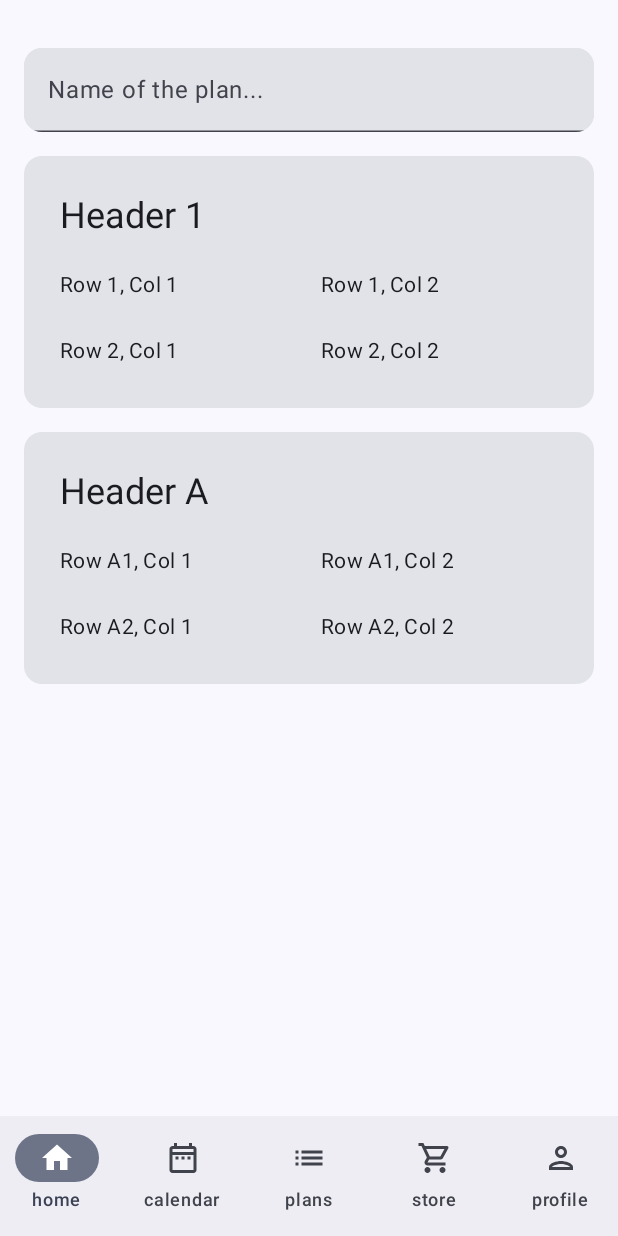
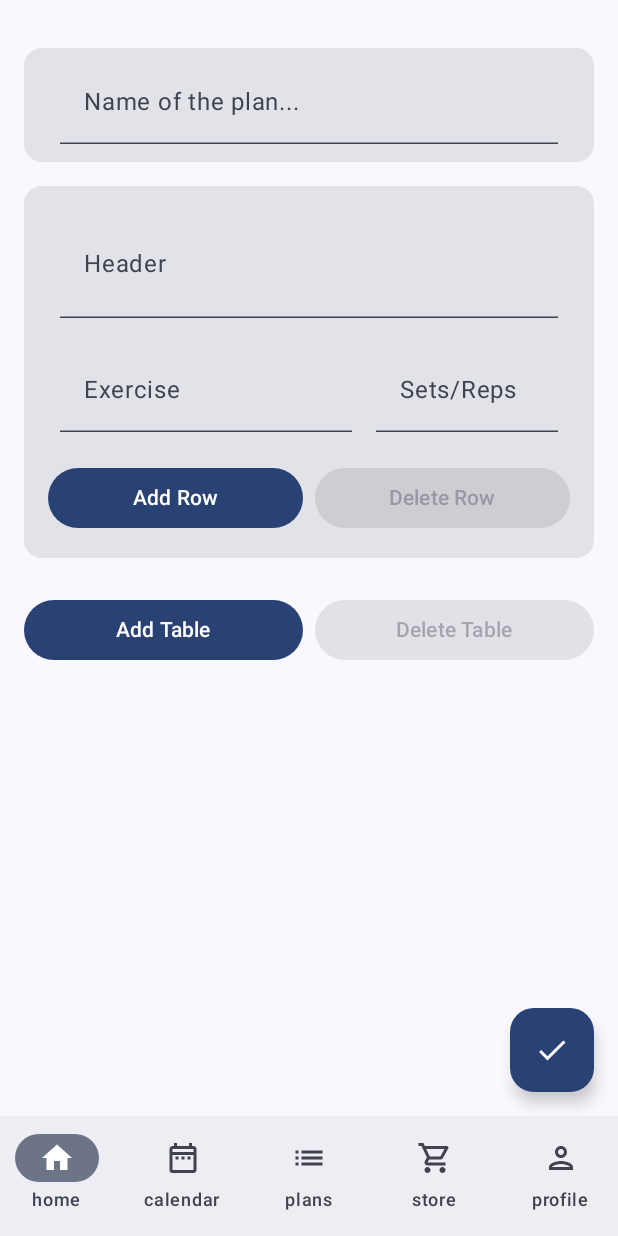
Before and after one commit to andrejkorica/MuscleStore2, an Android app built with Jetpack Compose: the AddPlanScreen screen opened through its navigation route, on a phone screen of 412 x 824 dp. Run offline under Robolectric (Android 15) with nearby library versions, the phone set to English and light mode, and no system bars.

Commit message:
plan adding mostly done

```diff
--- a/app/src/main/java/hr/unipu/musclestore/MainActivity.kt
+++ b/app/src/main/java/hr/unipu/musclestore/MainActivity.kt
@@ -230,7 +230,7 @@ class MainActivity : ComponentActivity() {
                                     PlansScreen(navController = navController) // Pass navController
                                 }
                                 composable("AddPlanScreen") { // Corrected the route name
-                                    AddPlanScreen()
+                                    AddPlanScreen(navController = navController)
                                 }
                                 composable("StoreView") {
                                     StoreScreen()
--- /dev/null
+++ b/app/src/main/java/hr/unipu/musclestore/composables/PlanTable.kt
@@ -0,0 +1,136 @@
+package hr.unipu.musclestore.composables
+
+import androidx.compose.foundation.layout.Arrangement
+import androidx.compose.foundation.layout.Column
+import androidx.compose.foundation.layout.Row
+import androidx.compose.foundation.layout.fillMaxWidth
+import androidx.compose.foundation.layout.padding
+import androidx.compose.foundation.text.KeyboardActions
+import androidx.compose.foundation.text.KeyboardOptions
+import androidx.compose.material3.Button
+import androidx.compose.material3.ButtonDefaults
+import androidx.compose.material3.MaterialTheme
+import androidx.compose.material3.Text
+import androidx.compose.material3.TextField
+import androidx.compose.runtime.Composable
+import androidx.compose.runtime.getValue
+import androidx.compose.runtime.mutableIntStateOf
+import androidx.compose.runtime.mutableStateListOf
+import androidx.compose.runtime.remember
+import androidx.compose.runtime.setValue
+import androidx.compose.ui.Modifier
+import androidx.compose.ui.graphics.Color
+import androidx.compose.ui.platform.LocalFocusManager
+import androidx.compose.ui.text.input.ImeAction
+import androidx.compose.ui.unit.dp
+
+@Composable
+fun Table(header: String, rows: List<String>, onHeaderChange: (String) -> Unit, onAddRow: () -> Unit, onDeleteRow: (Int) -> Unit) {
+    val cellValues = remember { mutableStateListOf(*rows.toTypedArray()) }
+    var rowCount by remember { mutableIntStateOf(rows.size / 2) }
+    val focusManager = LocalFocusManager.current
+
+    Column {
+        // Header
+        TextField(
+            value = header,
+            onValueChange = onHeaderChange,
+            label = { Text("Header") },
+            keyboardOptions = KeyboardOptions.Default.copy(
+                imeAction = ImeAction.Done // Set the IME action to Done
+            ),
+            keyboardActions = KeyboardActions(
+                onDone = {
+                    focusManager.clearFocus() // Clear focus to dismiss the keyboard
+                }
+            ),
+            modifier = Modifier
+                .fillMaxWidth()
+                .padding(8.dp),
+            textStyle = MaterialTheme.typography.headlineSmall
+        )
+
+        // Rows
+        for (i in 0 until rowCount) {
+            Row(
+                modifier = Modifier
+                    .fillMaxWidth()
+                    .padding(vertical = 4.dp)
+            ) {
+                val exerciseIndex = i * 2
+                val setsRepsIndex = exerciseIndex + 1
+
+                // Left TextField (Exercise Name)
+                TextField(
+                    value = cellValues[exerciseIndex],
+                    onValueChange = { cellValues[exerciseIndex] = it },
+                    label = { Text("Exercise") },
+                    keyboardOptions = KeyboardOptions.Default.copy(
+                        imeAction = ImeAction.Done // Set the IME action to Done
+                    ),
+                    keyboardActions = KeyboardActions(
+                        onDone = {
+                            focusManager.clearFocus() // Clear focus to dismiss the keyboard
+                        }
+                    ),
+                    modifier = Modifier
+                        .weight(2f) // Exercise column takes twice as much space as Sets/Reps
+                        .padding(8.dp)
+                )
+
+                // Right TextField (Sets/Reps)
+                TextField(
+                    value = cellValues[setsRepsIndex],
+                    onValueChange = { cellValues[setsRepsIndex] = it },
+                    label = { Text("Sets/Reps") },
+                    keyboardOptions = KeyboardOptions.Default.copy(
+                        imeAction = ImeAction.Done // Set the IME action to Done
+                    ),
+                    keyboardActions = KeyboardActions(
+                        onDone = {
+                            focusManager.clearFocus() // Clear focus to dismiss the keyboard
+                        }
+                    ),
+                    modifier = Modifier
+                        .weight(1.3f) // Sets/Reps column takes half the space of Exercise
+                        .padding(8.dp)
+                )
+            }
+        }
+
+        // Row for Add and Delete Row Buttons
+        Row(
+            modifier = Modifier.padding(top = 8.dp),
+            horizontalArrangement = Arrangement.spacedBy(8.dp)
+        ) {
+            // Add Row Button
+            Button(
+                onClick = {
+                    onAddRow()
+                    rowCount++
+                    cellValues.addAll(listOf("", "")) // Add empty values for the new row cells
+                },
+                modifier = Modifier.weight(1f)
+            ) {
+                Text("Add Row")
+            }
+
+            // Delete Row Button
+            Button(
+                onClick = {
+                    if (rowCount > 1) {
+                        onDeleteRow(rowCount - 1)
+                        rowCount--
+                    }
+                },
+                enabled = rowCount > 1,
+                colors = ButtonDefaults.buttonColors(
+                    if (rowCount > 1) MaterialTheme.colorScheme.primary else Color.Red
+                ),
+                modifier = Modifier.weight(1f)
+            ) {
+                Text("Delete Row")
+            }
+        }
+    }
+}
--- a/app/src/main/java/hr/unipu/musclestore/views/AddPlanView.kt
+++ b/app/src/main/java/hr/unipu/musclestore/views/AddPlanView.kt
@@ -2,28 +2,44 @@ package hr.unipu.musclestore.views
 
 import androidx.compose.foundation.layout.*
 import androidx.compose.foundation.text.KeyboardOptions
-import androidx.compose.material3.Card
-import androidx.compose.material3.Text
-import androidx.compose.material3.TextField
+import androidx.compose.material3.*
 import androidx.compose.runtime.*
 import androidx.compose.ui.Modifier
+import androidx.compose.ui.graphics.Color
 import androidx.compose.ui.unit.dp
 import androidx.compose.ui.text.input.ImeAction
 import androidx.compose.ui.focus.FocusRequester
 import androidx.compose.ui.focus.focusRequester
 import androidx.compose.ui.platform.LocalFocusManager
 import androidx.compose.foundation.text.KeyboardActions
+import androidx.compose.foundation.verticalScroll
+import androidx.compose.foundation.rememberScrollState
+import androidx.compose.ui.Alignment
+import androidx.compose.material.icons.Icons
+import androidx.compose.material.icons.filled.Check
+import androidx.navigation.NavController
+import hr.unipu.musclestore.composables.Table
 
 @Composable
-fun AddPlanScreen() {
+fun AddPlanScreen(navController: NavController) {
     var planName by remember { mutableStateOf("") }
     val focusManager = LocalFocusManager.current
     val focusRequester = remember { FocusRequester() }
+    val scrollState = rememberScrollState()
 
+    // State to manage the list of tables
+    var tables by remember { mutableStateOf(listOf(listOf("", ""))) }
+    var headers by remember { mutableStateOf(listOf("")) }
+
+    Box(
+        modifier = Modifier
+            .fillMaxSize()
+            .padding(bottom = 80.dp) // Adjust padding for FAB
+    ) {
         Column(
             modifier = Modifier
-            .fillMaxSize()
-            .padding(16.dp)
+                .verticalScroll(scrollState)
+                .padding(top = 16.dp, start = 16.dp, end = 16.dp)
         ) {
             Spacer(modifier = Modifier.height(16.dp))
 
@@ -48,10 +64,12 @@ fun AddPlanScreen() {
                     modifier = Modifier
                         .fillMaxWidth()
                         .focusRequester(focusRequester)
+                        .padding(start = 24.dp, end = 24.dp, top = 8.dp, bottom = 12.dp)
                 )
             }
 
-        // Card for the first table
+            // Iterate through the list of tables
+            tables.forEachIndexed { index, tableRows ->
                 Card(
                     modifier = Modifier
                         .fillMaxWidth()
@@ -59,66 +77,83 @@ fun AddPlanScreen() {
                 ) {
                     Column(modifier = Modifier.padding(16.dp)) {
                         Table(
-                    header = "Header 1",
-                    rows = listOf(
-                        listOf("Row 1, Col 1", "Row 1, Col 2"),
-                        listOf("Row 2, Col 1", "Row 2, Col 2")
-                    )
-                )
+                            header = headers[index],
+                            rows = tableRows,
+                            onHeaderChange = { newHeader ->
+                                val updatedHeaders = headers.toMutableList()
+                                updatedHeaders[index] = newHeader
+                                headers = updatedHeaders
+                            },
+                            onAddRow = {
+                                val updatedTableRows = tables.toMutableList()
+                                updatedTableRows[index] = updatedTableRows[index] + listOf("", "")
+                                tables = updatedTableRows
+                            },
+                            onDeleteRow = { rowIndex ->
+                                if (tables[index].size > 2) {
+                                    val updatedTableRows = tables.toMutableList()
+                                    val updatedRows = updatedTableRows[index].toMutableList()
+                                    updatedRows.removeAt(rowIndex * 2)
+                                    updatedRows.removeAt(rowIndex * 2) // Remove both cells of the row
+                                    updatedTableRows[index] = updatedRows
+                                    tables = updatedTableRows
                                 }
                             }
-
-        // Card for the second table
-        Card(
-            modifier = Modifier
-                .fillMaxWidth()
-                .padding(bottom = 16.dp)
-        ) {
-            Column(modifier = Modifier.padding(16.dp)) {
-                Table(
-                    header = "Header A",
-                    rows = listOf(
-                        listOf("Row A1, Col 1", "Row A1, Col 2"),
-                        listOf("Row A2, Col 1", "Row A2, Col 2")
-                    )
                         )
                     }
                 }
             }
+
+            // Container for the add and delete table buttons
+            Row(
+                modifier = Modifier
+                    .padding(top = 8.dp)
+                    .fillMaxWidth(),
+                horizontalArrangement = Arrangement.spacedBy(8.dp)
+            ) {
+                // Add Table Button
+                Button(
+                    onClick = {
+                        tables = tables + listOf(listOf("", ""))
+                        headers = headers + ""
+                    },
+                    modifier = Modifier.weight(1f)
+                ) {
+                    Text("Add Table")
                 }
 
-@Composable
-fun Table(header: String, rows: List<List<String>>) {
-    Column {
-        // Header
-        Text(
-            text = header,
-            modifier = Modifier
-                .fillMaxWidth()
-                .padding(8.dp),
-            style = androidx.compose.material3.MaterialTheme.typography.headlineSmall
-        )
-
-        // Ensure exactly two rows
-        require(rows.size == 2) { "Table must have exactly two rows" }
-
-        // Rows
-        rows.forEach { row ->
-            Row(
-                modifier = Modifier
-                    .fillMaxWidth()
-                    .padding(vertical = 4.dp)
+                // Delete Table Button
+                Button(
+                    onClick = {
+                        if (tables.size > 1) {
+                            val updatedTables = tables.toMutableList()
+                            val updatedHeaders = headers.toMutableList()
+                            updatedTables.removeAt(tables.size - 1)
+                            updatedHeaders.removeAt(headers.size - 1)
+                            tables = updatedTables
+                            headers = updatedHeaders
+                        }
+                    },
+                    enabled = tables.size > 1,
+                    colors = ButtonDefaults.buttonColors(
+                        if (tables.size > 1) MaterialTheme.colorScheme.primary else Color.Red
+                    ),
+                    modifier = Modifier.weight(1f)
                 ) {
-                row.forEach { cell ->
-                    Text(
-                        text = cell,
-                        modifier = Modifier
-                            .weight(1f)
-                            .padding(8.dp),
-                        style = androidx.compose.material3.MaterialTheme.typography.bodyMedium
-                    )
+                    Text("Delete Table")
                 }
             }
         }
+
+        // Checkmark Button
+        FloatingActionButton(
+            onClick = { /* Handle save action */ },
+            modifier = Modifier
+                .padding(16.dp)
+                .align(Alignment.BottomEnd),
+            containerColor = MaterialTheme.colorScheme.primary
+        ) {
+            Icon(Icons.Filled.Check, contentDescription = "Save")
         }
     }
+}
```
Lines whose indentation alone changed are shown as unchanged.
